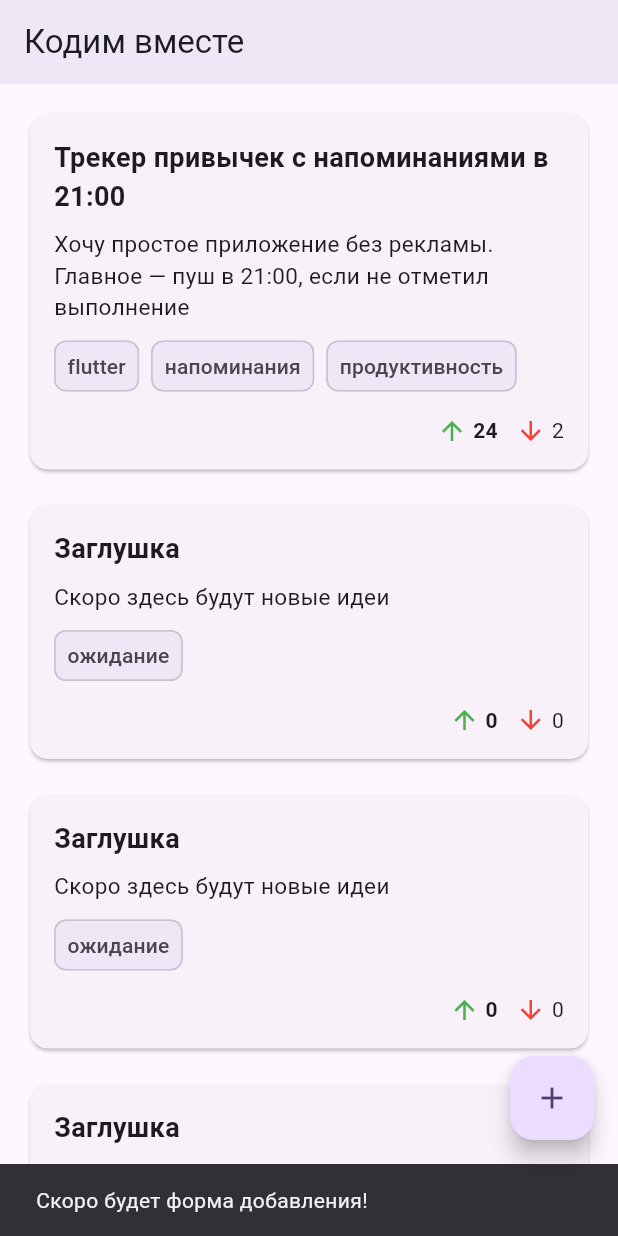
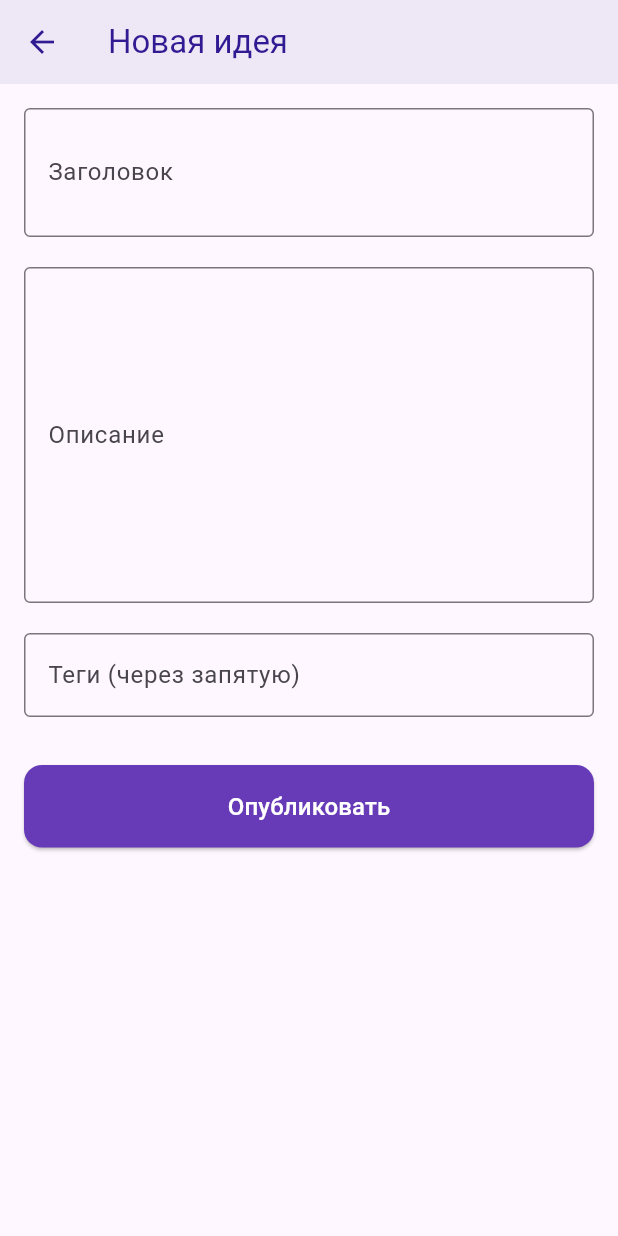
Before and after one commit to vasiachirko/kodim_vmeste, a Flutter app: the screen it shows after launch, after a tap on the "add" icon, on a phone screen of 412 x 824 dp. Run offline on Flutter 3.47's test engine with Material 3 defaults, Android fonts, the phone set to English and light mode, and no system bars; our stand-ins replace hive, hive_flutter; accounts and stored records are empty.

Commit message:
feat: полноценное сохранение идей в Hive + форма добавления
- Переход на Hive с IdeaTryNew
- Живая лента через ValueListenableBuilder
- Красивая форма добавления
- Идеи сохраняются между запусками
- Полностью рабочий MVP

```diff
--- /dev/null
+++ b/lib/features/ideas/domain/idea_try_new.dart
@@ -0,0 +1,37 @@
+// lib/features/ideas/domain/idea_try_new.dart
+import 'package:hive/hive.dart';
+import 'package:kodim_vmeste/features/ideas/domain/idea.dart';
+
+part 'idea_try_new.g.dart';
+
+@HiveType(typeId: 1)  // 0 занят Idea, берём 1
+class IdeaTryNew extends HiveObject {
+  @HiveField(0) final String id;
+  @HiveField(1) final String title;
+  @HiveField(2) final String description;
+  @HiveField(3) final DateTime createdAt;
+  @HiveField(4) final List<String> tags;
+  @HiveField(5) final int upvotes;
+  @HiveField(6) final int downvotes;
+
+  IdeaTryNew({
+    required this.id,
+    required this.title,
+    required this.description,
+    required this.createdAt,
+    this.tags = const [],
+    this.upvotes = 0,
+    this.downvotes = 0,
+  });
+
+  // Удобно — можно скопировать из старой Idea
+  factory IdeaTryNew.fromIdea(Idea old) => IdeaTryNew(
+        id: old.id,
+        title: old.title,
+        description: old.description,
+        createdAt: old.createdAt,
+        tags: old.tags,
+        upvotes: old.upvotes,
+        downvotes: old.downvotes,
+      );
+}
--- /dev/null
+++ b/lib/features/ideas/presentation/add_idea_screen.dart
@@ -0,0 +1,133 @@
+// lib/features/ideas/presentation/add_idea_screen.dart
+import 'package:flutter/material.dart';
+import 'package:kodim_vmeste/features/ideas/domain/idea_try_new.dart';
+import 'package:uuid/uuid.dart';
+import 'package:hive/hive.dart';
+
+class AddIdeaScreen extends StatefulWidget {
+  const AddIdeaScreen({super.key});
+
+  @override
+  State<AddIdeaScreen> createState() => _AddIdeaScreenState();
+}
+
+class _AddIdeaScreenState extends State<AddIdeaScreen> {
+  final _titleController = TextEditingController();
+  final _descController = TextEditingController();
+  final _tagsController = TextEditingController();
+
+  Future<void> _submit() async {
+    final title = _titleController.text.trim();
+    final desc = _descController.text.trim();
+
+    if (title.isEmpty || desc.isEmpty) {
+      ScaffoldMessenger.of(context).showSnackBar(
+        const SnackBar(content: Text('Заполни заголовок и описание')),
+      );
+      return;
+    }
+
+    final idea = IdeaTryNew(
+      id: const Uuid().v4(),
+      title: title,
+      description: desc,
+      createdAt: DateTime.now(),
+      tags: _tagsController.text
+          .split(',')
+          .map((e) => e.trim())
+          .where((e) => e.isNotEmpty)
+          .toList(),
+    );
+
+    final box = Hive.box<IdeaTryNew>('ideas_try_new');
+    await box.put(idea.id, idea);
+
+    if (!mounted) return;
+    Navigator.of(context).pop(); // просто возвращаемся
+  }
+
+  @override
+  void dispose() {
+    _titleController.dispose();
+    _descController.dispose();
+    _tagsController.dispose();
+    super.dispose();
+  }
+
+  @override
+  Widget build(BuildContext context) {
+    return Scaffold(
+      appBar: AppBar(
+        title: const Text('Новая идея'),
+        backgroundColor: Colors.deepPurple.shade50,
+        foregroundColor: Colors.deepPurple.shade900,
+        elevation: 0,
+      ),
+      body: ListView(
+        padding: const EdgeInsets.all(16),
+        children: [
+          // Заголовок
+          TextField(
+            controller: _titleController,
+            decoration: const InputDecoration(
+              labelText: 'Заголовок',
+              hintText: 'Например: Трекер привычек с напоминаниями',
+              border: OutlineInputBorder(),
+              focusedBorder: OutlineInputBorder(
+                borderSide: BorderSide(color: Colors.deepPurple, width: 2),
+              ),
+            ),
+            style: const TextStyle(fontSize: 18, fontWeight: FontWeight.bold),
+            maxLines: 2,
+          ),
+          const SizedBox(height: 20),
+
+          // Описание
+          TextField(
+            controller: _descController,
+            decoration: const InputDecoration(
+              labelText: 'Описание',
+              hintText: 'Подробно опиши, что хочешь сделать...',
+              border: OutlineInputBorder(),
+              focusedBorder: OutlineInputBorder(
+                borderSide: BorderSide(color: Colors.deepPurple, width: 2),
+              ),
+            ),
+            maxLines: 8,
+          ),
+          const SizedBox(height: 20),
+
+          // Теги
+          TextField(
+            controller: _tagsController,
+            decoration: const InputDecoration(
+              labelText: 'Теги (через запятую)',
+              hintText: 'flutter, продуктивность, напоминания',
+              border: OutlineInputBorder(),
+              focusedBorder: OutlineInputBorder(
+                borderSide: BorderSide(color: Colors.deepPurple, width: 2),
+              ),
+            ),
+          ),
+          const SizedBox(height: 32),
+
+          // Кнопка (пока просто закрывает форму)
+          SizedBox(
+            width: double.infinity,
+            child: ElevatedButton(
+              onPressed: _submit,
+              style: ElevatedButton.styleFrom(
+                backgroundColor: Colors.deepPurple,
+                foregroundColor: Colors.white,
+                padding: const EdgeInsets.symmetric(vertical: 16),
+                shape: RoundedRectangleBorder(
+                    borderRadius: BorderRadius.circular(12)),
+              ),
+              child: const Text('Опубликовать', style: TextStyle(fontSize: 16)),
+            ),
+          ),
+        ],
+      ),
+    );
+  }
+}
--- a/lib/main.dart
+++ b/lib/main.dart
@@ -1,7 +1,14 @@
 import 'package:flutter/material.dart';
 import 'package:kodim_vmeste/features/ideas/domain/idea.dart'; // ← добавь импорт!
+import 'package:kodim_vmeste/features/ideas/presentation/add_idea_screen.dart';
+import 'package:hive_flutter/hive_flutter.dart'; // ← ЭТА СТРОЧКА
+import 'package:kodim_vmeste/features/ideas/domain/idea_try_new.dart';
 
-void main() {
+void main() async {
+  WidgetsFlutterBinding.ensureInitialized();
+  await Hive.initFlutter();
+  Hive.registerAdapter(IdeaTryNewAdapter()); // наш новый адаптер
+  await Hive.openBox<IdeaTryNew>('ideas_try_new'); // новый бокс
   runApp(const MyApp());
 }
 
@@ -49,25 +56,40 @@ class IdeasScreen extends StatelessWidget {
         title: const Text('Кодим вместе'),
         backgroundColor: Colors.deepPurple.shade50,
       ),
-      body: ListView(
-        padding: const EdgeInsets.all(16),
-        children: [
-          IdeaCard(idea: IdeasScreen.testIdea), // берём из static const
-          const SizedBox(height: 16),
-          const IdeaCard(),
-          const SizedBox(height: 16),
-          const IdeaCard(),
-          const SizedBox(height: 16),
-          const IdeaCard(),
-          const SizedBox(height: 16),
-          const IdeaCard(),
-          const SizedBox(height: 80), // отступ под FAB
-        ],
+      body: ValueListenableBuilder<Box<IdeaTryNew>>(
+        valueListenable: Hive.box<IdeaTryNew>('ideas_try_new').listenable(),
+        builder: (context, box, _) {
+          final ideas = box.values.toList()
+            ..sort(
+                (a, b) => b.createdAt.compareTo(a.createdAt)); // новые сверху
+
+          if (ideas.isEmpty) {
+            return const Center(
+              child: Text(
+                'Пока нет идей\nНажми + чтобы добавить',
+                textAlign: TextAlign.center,
+                style: TextStyle(fontSize: 18, color: Colors.grey),
+              ),
+            );
+          }
+
+          return ListView.separated(
+            padding: const EdgeInsets.all(16),
+            itemCount: ideas.length,
+            separatorBuilder: (_, __) => const SizedBox(height: 16),
+            itemBuilder: (context, index) {
+              return IdeaCard(idea: ideas[index]);
+            },
+          );
+        },
       ),
       floatingActionButton: FloatingActionButton(
         onPressed: () {
-          ScaffoldMessenger.of(context).showSnackBar(
-            const SnackBar(content: Text('Скоро будет форма добавления!')),
+          // Просто открываем форму и ждём, когда пользователь вернётся
+          Navigator.of(context).push(
+            MaterialPageRoute(
+              builder: (_) => const AddIdeaScreen(),
+            ),
           );
         },
         child: const Icon(Icons.add),
@@ -77,23 +99,25 @@ class IdeasScreen extends StatelessWidget {
 }
 
 // Обновлённая карточка — теперь принимает Idea
+
 class IdeaCard extends StatelessWidget {
-  final Idea? idea;
+  final IdeaTryNew? idea;
   const IdeaCard({super.key, this.idea});
 
-  static final Idea _fallback = Idea(
-    id: '',
+  // Заглушка — одна на всех
+  static final IdeaTryNew _fallbackIdeaTryNew = IdeaTryNew(
+    id: 'fallback',
     title: 'Заглушка',
     description: 'Скоро здесь будут новые идеи',
     createdAt: DateTime(2025),
     tags: ['ожидание'],
-    difficulty: Difficulty.junior,
-    preferredExperience: PreferredExperience.any,
+    upvotes: 0,
+    downvotes: 0,
   );
 
   @override
   Widget build(BuildContext context) {
-    final i = idea ?? _fallback;
+    final i = idea ?? _fallbackIdeaTryNew; // ← вот эта строка!
 
     return Card(
       child: Padding(
@@ -101,42 +125,22 @@ class IdeaCard extends StatelessWidget {
         child: Column(
           crossAxisAlignment: CrossAxisAlignment.start,
           children: [
-            // Заголовок
-            Text(
-              i.title,
-              style: const TextStyle(
-                fontWeight: FontWeight.bold,
-                fontSize: 18,
-              ),
-            ),
+            Text(i.title,
+                style:
+                    const TextStyle(fontWeight: FontWeight.bold, fontSize: 18)),
             const SizedBox(height: 8),
-
-            // Описание
-            Text(
-              i.description,
-              maxLines: 3,
-              overflow: TextOverflow.ellipsis,
-              style: const TextStyle(fontSize: 15),
-            ),
+            Text(i.description, maxLines: 3, overflow: TextOverflow.ellipsis),
             const SizedBox(height: 12),
-
-            // Теги
             Wrap(
               spacing: 8,
-              runSpacing: 4,
               children: i.tags
                   .map((tag) => Chip(
                         label: Text(tag),
                         backgroundColor: Colors.deepPurple.shade50,
-                        padding: const EdgeInsets.symmetric(horizontal: 8),
-                        labelPadding: EdgeInsets.zero,
-                        materialTapTargetSize: MaterialTapTargetSize.shrinkWrap,
                       ))
                   .toList(),
             ),
             const SizedBox(height: 16),
-
-            // Только голоса — в правом нижнем углу
             Align(
               alignment: Alignment.centerRight,
               child: Row(
@@ -144,10 +148,8 @@ class IdeaCard extends StatelessWidget {
                 children: [
                   const Icon(Icons.arrow_upward, color: Colors.green, size: 20),
                   const SizedBox(width: 4),
-                  Text(
-                    '${i.upvotes}',
-                    style: const TextStyle(fontWeight: FontWeight.bold),
-                  ),
+                  Text('${i.upvotes}',
+                      style: const TextStyle(fontWeight: FontWeight.bold)),
                   const SizedBox(width: 12),
                   const Icon(Icons.arrow_downward, color: Colors.red, size: 20),
                   const SizedBox(width: 4),
--- a/pubspec.yaml
+++ b/pubspec.yaml
@@ -13,15 +13,15 @@ dependencies:
   flutter_riverpod: ^2.5.1
   hive: ^2.2.3
   hive_flutter: ^1.1.0
-  uuid: ^4.5.0
+  uuid: ^4.2.1
   go_router: ^14.2.0
 
 dev_dependencies:
   flutter_test:
     sdk: flutter
   flutter_lints: ^3.0.0
-  hive_generator: ^2.0.1
-  build_runner: ^2.4.13
+  hive_generator: ^2.0.0
+  build_runner: ^2.4.6
 
 flutter:
   uses-material-design: true
```
Also changed, not shown: lib/core/storage/ideas_storage.dart (added, +22 -0 lines), lib/core/storage/ideas_try_new_storage.dart (added, +22 -0 lines), lib/features/ideas/domain/idea_try_new.g.dart (added).
